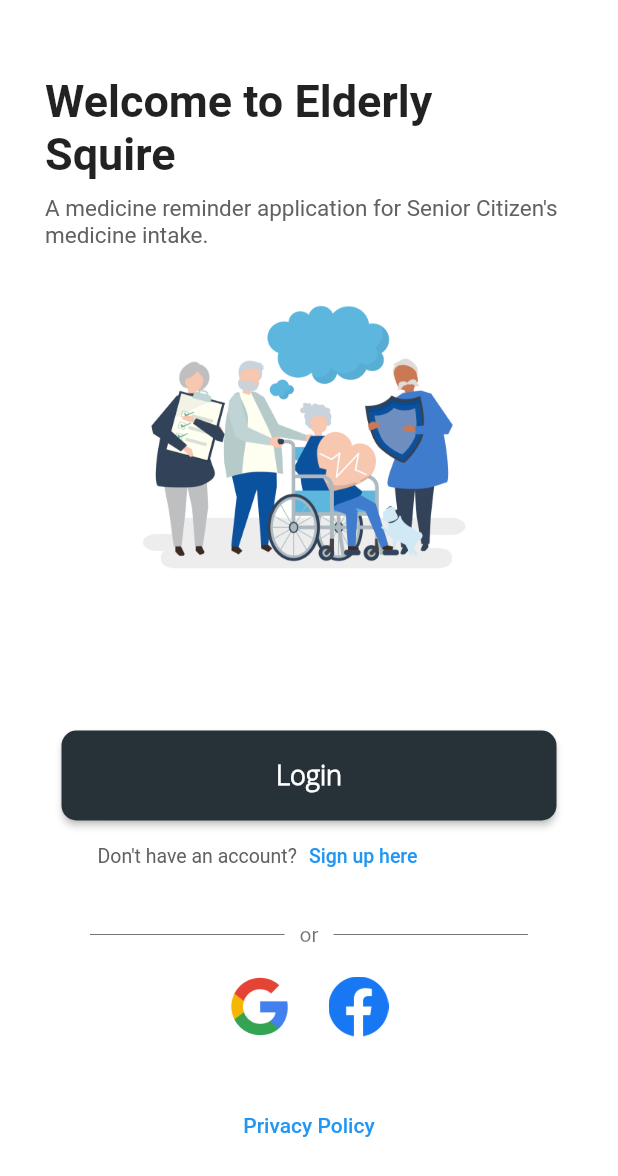
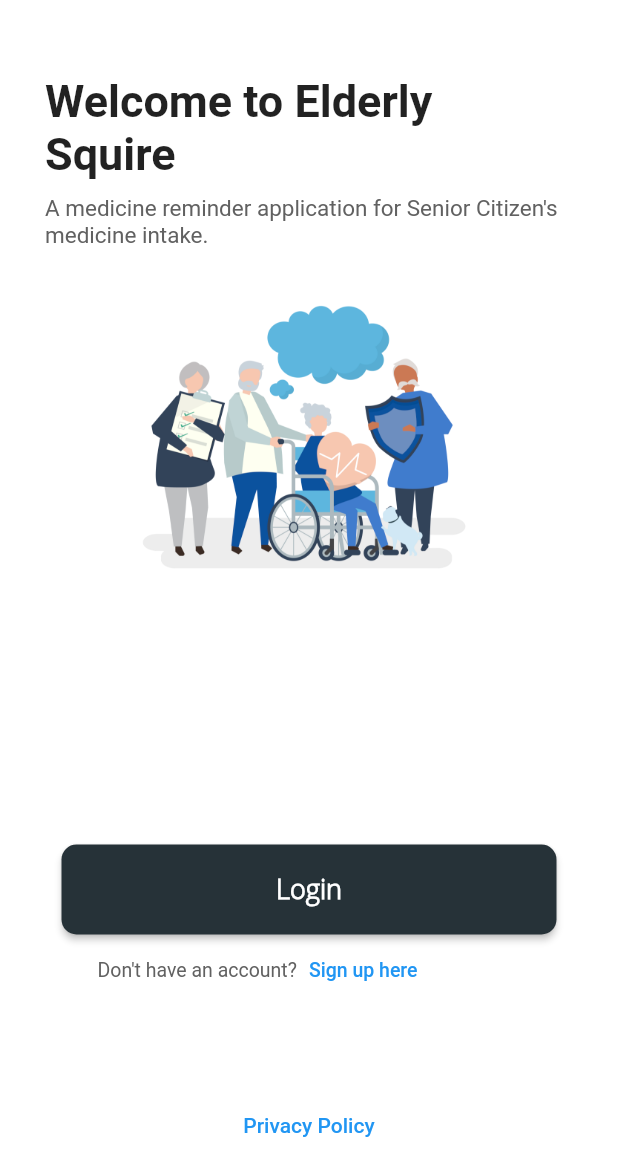
Before and after one commit to shelterClone/elderly_squire_new_proj_2023, a Flutter app: the HomeScreen screen opened directly, on a phone screen of 412 x 824 dp. Shown: the top 1176 px of the screen. Run offline on Flutter 3.47's test engine with Material 2 defaults, Android fonts, the phone set to English and light mode, and no system bars; our stand-ins replace cloud_firestore, file_picker, firebase_auth, firebase_core, flare_flutter, flutter_local_notifications and 4 more; missing offline and left inert: flutter_tawk, image_picker_for_web; accounts and stored records are empty.

Commit message:
few changes

```diff
--- a/lib/main.dart
+++ b/lib/main.dart
@@ -263,59 +263,59 @@ class HomeScreen extends StatelessWidget {
 
                   //----------------------------------------OR--------------------------//
 
-                  Center(
-                    child: Row(children: <Widget>[
-                      Expanded(
-                          child: Container(
-                        margin: EdgeInsets.only(left: 30, right: 10),
-                        child: Divider(
-                          color: Colors.black54,
-                        ),
-                      )),
-                      Text(
-                        "or",
-                        style: TextStyle(
-                          color: Colors.black54,
-                        ),
-                      ),
-                      Expanded(
-                          child: Container(
-                        margin: EdgeInsets.only(left: 10, right: 30),
-                        child: Divider(
-                          color: Colors.black54,
-                        ),
-                      )),
-                    ]),
-                  ),
-
-                  SizedBox(height: 20),
-                  Row(
-                    mainAxisAlignment: MainAxisAlignment.center,
-                    children: [
-                      Container(
-                        padding: EdgeInsets.symmetric(horizontal: 13),
-                        child: GestureDetector(
-                          child: Image.asset(
-                            'assets/images/google_logo.png',
-                            height: 40,
-                            width: 40,
-                          ),
-                          onTap: () {
-                            // Navigator.push(context, MaterialPageRoute(builder: (context)=> TermsAndConditions()));
-                            // signInWithGoogle();
-                          },
-                        ),
-                      ),
-                      Container(
-                        padding: EdgeInsets.symmetric(horizontal: 13),
-                        child: Image.asset(
-                          'assets/images/fb_logo.png',
-                          height: 40,
-                          width: 40,
-                        ),
-                      ),
-                    ],
-                  ),
+                  // Center(
+                  //   child: Row(children: <Widget>[
+                  //     Expanded(
+                  //         child: Container(
+                  //       margin: EdgeInsets.only(left: 30, right: 10),
+                  //       child: Divider(
+                  //         color: Colors.black54,
+                  //       ),
+                  //     )),
+                  //     Text(
+                  //       "or",
+                  //       style: TextStyle(
+                  //         color: Colors.black54,
+                  //       ),
+                  //     ),
+                  //     Expanded(
+                  //         child: Container(
+                  //       margin: EdgeInsets.only(left: 10, right: 30),
+                  //       child: Divider(
+                  //         color: Colors.black54,
+                  //       ),
+                  //     )),
+                  //   ]),
+                  // ),
+                  //
+                  // SizedBox(height: 20),
+                  // Row(
+                  //   mainAxisAlignment: MainAxisAlignment.center,
+                  //   children: [
+                  //     Container(
+                  //       padding: EdgeInsets.symmetric(horizontal: 13),
+                  //       child: GestureDetector(
+                  //         child: Image.asset(
+                  //           'assets/images/google_logo.png',
+                  //           height: 40,
+                  //           width: 40,
+                  //         ),
+                  //         onTap: () {
+                  //           // Navigator.push(context, MaterialPageRoute(builder: (context)=> SignInPage()));
+                  //           // signInWithGoogle();
+                  //         },
+                  //       ),
+                  //     ),
+                  //     Container(
+                  //       padding: EdgeInsets.symmetric(horizontal: 13),
+                  //       child: Image.asset(
+                  //         'assets/images/fb_logo.png',
+                  //         height: 40,
+                  //         width: 40,
+                  //       ),
+                  //     ),
+                  //   ],
+                  // ),
 
                   Container(
                     margin: EdgeInsets.only(top: 35),
--- a/pubspec.yaml
+++ b/pubspec.yaml
@@ -56,10 +56,11 @@ dependencies:
   flutter_map: ^2.2.0
   flutter_tawk: ^0.1.0 #chat support
   flutter_lints: ^2.0.0 #chat support
+#  google_sign_in: ^6.1.5
 
 #  timezone: ^0.8.0
 
-#  google_sign_in: ^5.2.1
+  google_sign_in: ^5.2.1
 #  flutter_facebook_auth: ^3.5.0
 ##  editable_image: ^2.0.0 #profile pic image uploader
 #  flutter_timezone:
```
Also changed, not shown: pubspec.lock.
